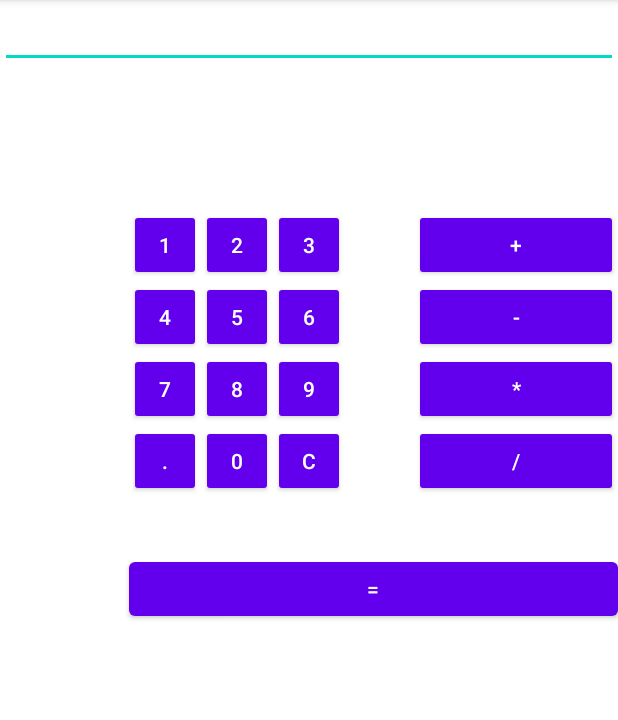
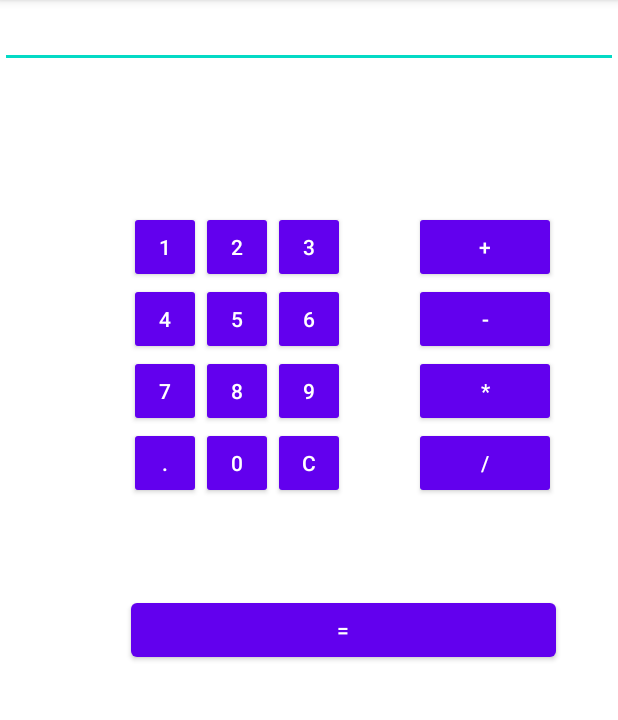
Before and after one commit to angelgomfoj/dam2c-mobile-programming, an Android app: the screen it shows after launch (MainActivity), on a phone screen of 412 x 824 dp, the part 84-804 px from its top. Run offline under Robolectric (Android 15) with nearby library versions, the phone set to English and light mode, and no system bars.

Commit message:
Relative layout updated

```diff
--- a/ButtonCalculator/app/src/main/res/layout/activity_main.xml
+++ b/ButtonCalculator/app/src/main/res/layout/activity_main.xml
@@ -11,25 +11,45 @@
         android:layout_width="match_parent"
         android:layout_height="wrap_content"
         tools:ignore="SpeakableTextPresentCheck" />
+
     <Button
-        android:id="@+id/button1"
+        android:id="@+id/button5"
         style="?android:attr/buttonStyleSmall"
         android:layout_width="wrap_content"
         android:layout_height="wrap_content"
-        android:layout_alignEnd="@+id/button4"
-        android:layout_alignRight="@+id/button4"
-        android:layout_below="@+id/pantalla"
-        android:layout_marginTop="94dp"
-        android:text="1" />
+        android:layout_alignStart="@+id/button2"
+        android:layout_alignLeft="@+id/button2"
+        android:layout_alignBottom="@+id/button4"
+        android:layout_marginStart="0dp"
+        android:layout_marginLeft="0dp"
+        android:layout_marginBottom="0dp"
+        android:text="5" />
+
+    <Button
+        android:id="@+id/button9"
+        style="?android:attr/buttonStyleSmall"
+        android:layout_width="wrap_content"
+        android:layout_height="wrap_content"
+        android:layout_below="@+id/button6"
+        android:layout_alignStart="@+id/button6"
+        android:layout_alignLeft="@+id/button6"
+        android:layout_marginStart="0dp"
+        android:layout_marginLeft="0dp"
+        android:text="9" />
+
     <Button
         android:id="@+id/button2"
         style="?android:attr/buttonStyleSmall"
         android:layout_width="wrap_content"
         android:layout_height="wrap_content"
         android:layout_alignTop="@+id/button1"
+        android:layout_marginTop="0dp"
+        android:layout_marginEnd="0dp"
+        android:layout_marginRight="0dp"
+        android:layout_toStartOf="@+id/button3"
         android:layout_toLeftOf="@+id/button3"
-        android:layout_toStartOf="@+id/button3"
         android:text="2" />
+
     <Button
         android:id="@+id/button3"
         style="?android:attr/buttonStyleSmall"
@@ -38,139 +58,169 @@
         android:layout_alignTop="@+id/button2"
         android:layout_centerHorizontal="true"
         android:text="3" />
+
     <Button
         android:id="@+id/button4"
         style="?android:attr/buttonStyleSmall"
         android:layout_width="wrap_content"
         android:layout_height="wrap_content"
         android:layout_below="@+id/button1"
+        android:layout_marginTop="0dp"
+        android:layout_marginRight="0dp"
         android:layout_toLeftOf="@+id/button2"
         android:text="4" />
+
     <Button
-        android:id="@+id/button5"
+        android:id="@+id/dividir"
         style="?android:attr/buttonStyleSmall"
         android:layout_width="wrap_content"
         android:layout_height="wrap_content"
-        android:layout_alignBottom="@+id/button4"
-        android:layout_alignLeft="@+id/button2"
-        android:layout_alignStart="@+id/button2"
-        android:text="5" />
+        android:layout_below="@+id/multiplicar"
+        android:layout_alignStart="@+id/multiplicar"
+        android:layout_alignLeft="@+id/multiplicar"
+        android:layout_alignEnd="@+id/multiplicar"
+        android:layout_alignRight="@+id/multiplicar"
+        android:layout_marginStart="0dp"
+        android:layout_marginLeft="0dp"
+        android:layout_marginTop="0dp"
+        android:layout_marginEnd="0dp"
+        android:layout_marginRight="0dp"
+        android:text="/" />
+
     <Button
-        android:id="@+id/button6"
+        android:id="@+id/button1"
         style="?android:attr/buttonStyleSmall"
         android:layout_width="wrap_content"
         android:layout_height="wrap_content"
-        android:layout_alignLeft="@+id/button3"
-        android:layout_alignStart="@+id/button3"
-        android:layout_below="@+id/button3"
-        android:text="6" />
+        android:layout_below="@+id/pantalla"
+        android:layout_alignEnd="@+id/button4"
+        android:layout_alignRight="@+id/button4"
+        android:layout_marginTop="95dp"
+        android:layout_marginEnd="0dp"
+        android:layout_marginRight="0dp"
+        android:text="1" />
+
+    <Button
+        android:id="@+id/button8"
+        style="?android:attr/buttonStyleSmall"
+        android:layout_width="wrap_content"
+        android:layout_height="wrap_content"
+        android:layout_below="@+id/button5"
+        android:layout_alignStart="@+id/button5"
+        android:layout_alignLeft="@+id/button5"
+        android:text="8" />
+
     <Button
         android:id="@+id/button7"
         style="?android:attr/buttonStyleSmall"
         android:layout_width="wrap_content"
         android:layout_height="wrap_content"
         android:layout_below="@+id/button4"
+        android:layout_marginRight="0dp"
         android:layout_toLeftOf="@+id/button2"
         android:text="7" />
-    <Button
-        android:id="@+id/button8"
-        style="?android:attr/buttonStyleSmall"
-        android:layout_width="wrap_content"
-        android:layout_height="wrap_content"
-        android:layout_alignLeft="@+id/button5"
-        android:layout_alignStart="@+id/button5"
-        android:layout_below="@+id/button5"
-        android:text="8" />
-    <Button
-        android:id="@+id/button9"
-        style="?android:attr/buttonStyleSmall"
-        android:layout_width="wrap_content"
-        android:layout_height="wrap_content"
-        android:layout_alignLeft="@+id/button6"
-        android:layout_alignStart="@+id/button6"
-        android:layout_below="@+id/button6"
-        android:text="9" />
+
     <Button
         android:id="@+id/sumar"
         style="?android:attr/buttonStyleSmall"
         android:layout_width="wrap_content"
         android:layout_height="wrap_content"
+        android:layout_alignTop="@+id/button3"
         android:layout_alignEnd="@+id/pantalla"
         android:layout_alignRight="@+id/pantalla"
-        android:layout_alignTop="@+id/button3"
+        android:layout_marginStart="46dp"
         android:layout_marginLeft="46dp"
-        android:layout_marginStart="46dp"
+        android:layout_marginEnd="41dp"
+        android:layout_marginRight="41dp"
         android:layout_toRightOf="@+id/button3"
         android:text="+" />
+
     <Button
         android:id="@+id/restar"
         style="?android:attr/buttonStyleSmall"
         android:layout_width="wrap_content"
         android:layout_height="wrap_content"
+        android:layout_below="@+id/sumar"
+        android:layout_alignStart="@+id/sumar"
+        android:layout_alignLeft="@+id/sumar"
         android:layout_alignEnd="@+id/sumar"
-        android:layout_alignLeft="@+id/sumar"
         android:layout_alignRight="@+id/sumar"
-        android:layout_alignStart="@+id/sumar"
-        android:layout_below="@+id/sumar"
+        android:layout_marginEnd="0dp"
+        android:layout_marginRight="0dp"
         android:text="-" />
+
     <Button
         android:id="@+id/multiplicar"
         style="?android:attr/buttonStyleSmall"
         android:layout_width="wrap_content"
         android:layout_height="wrap_content"
+        android:layout_below="@+id/restar"
+        android:layout_alignStart="@+id/restar"
         android:layout_alignLeft="@+id/restar"
         android:layout_alignParentEnd="true"
         android:layout_alignParentRight="true"
-        android:layout_alignStart="@+id/restar"
-        android:layout_below="@+id/restar"
+        android:layout_marginStart="0dp"
+        android:layout_marginLeft="0dp"
+        android:layout_marginEnd="41dp"
+        android:layout_marginRight="41dp"
         android:text="*" />
+
     <Button
         android:id="@+id/button10"
         style="?android:attr/buttonStyleSmall"
         android:layout_width="wrap_content"
         android:layout_height="wrap_content"
         android:layout_below="@+id/button7"
+        android:layout_marginRight="0dp"
         android:layout_toLeftOf="@+id/button2"
         android:text="." />
+
     <Button
         android:id="@+id/button0"
         style="?android:attr/buttonStyleSmall"
         android:layout_width="wrap_content"
         android:layout_height="wrap_content"
+        android:layout_below="@+id/button8"
+        android:layout_alignStart="@+id/button8"
         android:layout_alignLeft="@+id/button8"
-        android:layout_alignStart="@+id/button8"
-        android:layout_below="@+id/button8"
         android:text="0" />
+
     <Button
         android:id="@+id/borrar"
         style="?android:attr/buttonStyleSmall"
         android:layout_width="wrap_content"
         android:layout_height="wrap_content"
+        android:layout_below="@+id/button9"
+        android:layout_alignStart="@+id/button9"
         android:layout_alignLeft="@+id/button9"
-        android:layout_alignStart="@+id/button9"
-        android:layout_below="@+id/button9"
         android:text="C" />
+
     <Button
-        android:id="@+id/dividir"
+        android:id="@+id/button6"
         style="?android:attr/buttonStyleSmall"
         android:layout_width="wrap_content"
         android:layout_height="wrap_content"
-        android:layout_alignEnd="@+id/multiplicar"
-        android:layout_alignLeft="@+id/multiplicar"
-        android:layout_alignRight="@+id/multiplicar"
-        android:layout_alignStart="@+id/multiplicar"
-        android:layout_below="@+id/multiplicar"
-        android:text="/" />
+        android:layout_below="@+id/button3"
+        android:layout_alignStart="@+id/button3"
+        android:layout_alignLeft="@+id/button3"
+        android:layout_marginStart="0dp"
+        android:layout_marginLeft="0dp"
+        android:text="6" />
+
     <Button
         android:id="@+id/igual"
         android:layout_width="wrap_content"
         android:layout_height="wrap_content"
+        android:layout_below="@+id/button0"
+        android:layout_alignStart="@+id/button10"
+        android:layout_alignLeft="@+id/button10"
         android:layout_alignEnd="@+id/dividir"
-        android:layout_alignLeft="@+id/button10"
         android:layout_alignRight="@+id/dividir"
-        android:layout_alignStart="@+id/button10"
-        android:layout_below="@+id/button0"
-        android:layout_marginTop="37dp"
+        android:layout_marginStart="1dp"
+        android:layout_marginLeft="1dp"
+        android:layout_marginTop="63dp"
+        android:layout_marginEnd="0dp"
+        android:layout_marginRight="0dp"
         android:text="=" />
 
 </RelativeLayout>
```
